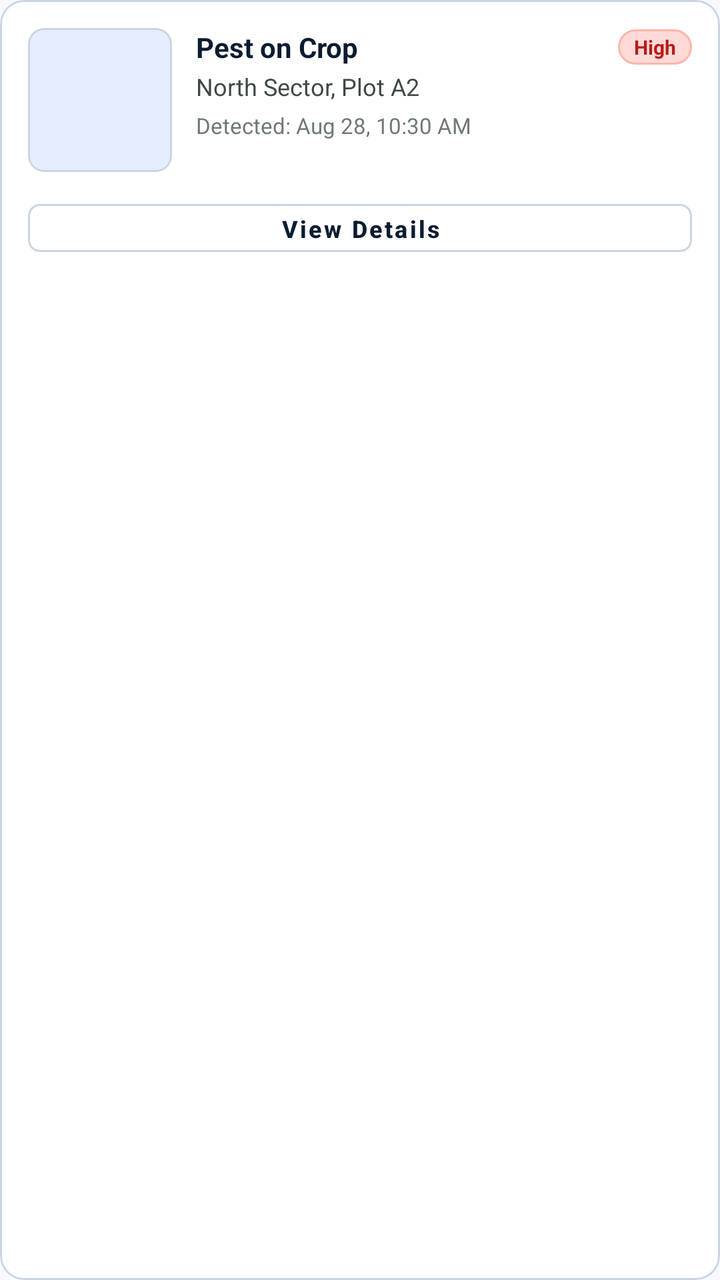
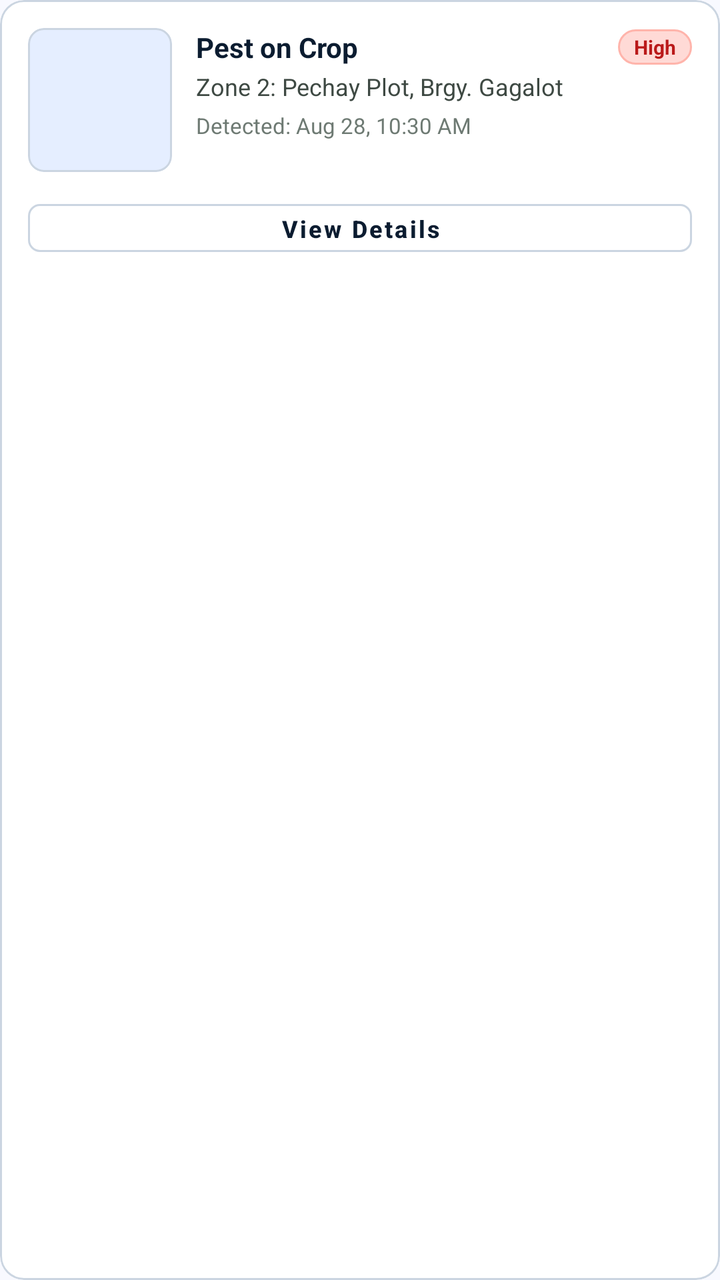

Before-and-after screenshots of an Android layout around one commit, followed by the original layout XML and the change that was made.
<!-- AndroidManifest.xml: application theme Theme.AgriMonitor -->
<!-- res/layout/item_recent_detection_card.xml -->
<?xml version="1.0" encoding="utf-8"?>
<com.google.android.material.card.MaterialCardView xmlns:android="http://schemas.android.com/apk/res/android"
    xmlns:app="http://schemas.android.com/apk/res-auto"
    android:id="@+id/cardRecentDetection"
    android:layout_width="match_parent"
    android:layout_height="wrap_content"
    android:layout_marginBottom="12dp"
    app:cardCornerRadius="12dp"
    app:cardElevation="0dp"
    app:strokeColor="@color/outline_variant"
    app:strokeWidth="1dp"
    app:cardBackgroundColor="@color/surface_container_lowest">

    <LinearLayout
        android:layout_width="match_parent"
        android:layout_height="wrap_content"
        android:orientation="vertical"
        android:padding="14dp">

        <LinearLayout
            android:layout_width="match_parent"
            android:layout_height="wrap_content"
            android:orientation="horizontal"
            android:gravity="top">

            
            <com.google.android.material.card.MaterialCardView
                android:layout_width="72dp"
                android:layout_height="72dp"
                app:cardCornerRadius="8dp"
                app:cardElevation="0dp"
                app:strokeColor="@color/outline_variant"
                app:strokeWidth="1dp"
                app:cardBackgroundColor="@color/surface_container">

                <ImageView
                    android:id="@+id/ivRecentPestThumb"
                    android:layout_width="match_parent"
                    android:layout_height="match_parent"
                    android:scaleType="centerCrop"
                    android:contentDescription="Pest Specimen Thumbnail" />
            </com.google.android.material.card.MaterialCardView>

            <LinearLayout
                android:layout_width="0dp"
                android:layout_height="wrap_content"
                android:layout_weight="1"
                android:layout_marginStart="12dp"
                android:orientation="vertical">

                <LinearLayout
                    android:layout_width="match_parent"
                    android:layout_height="wrap_content"
                    android:gravity="center_vertical">

                    <TextView
                        android:id="@+id/tvRecentPestName"
                        android:layout_width="0dp"
                        android:layout_height="wrap_content"
                        android:layout_weight="1"
                        android:text="Pest on Crop"
                        android:textSize="14sp"
                        android:textStyle="bold"
                        android:textColor="@color/on_surface"
                        android:singleLine="true" />

                    <TextView
                        android:id="@+id/tvRecentSeverityBadge"
                        android:layout_width="wrap_content"
                        android:layout_height="wrap_content"
                        android:text="High"
                        android:textSize="10sp"
                        android:textStyle="bold"
                        android:textColor="@color/error"
                        android:background="@drawable/bg_badge_error"
                        android:paddingHorizontal="8dp"
                        android:paddingVertical="2dp" />
                </LinearLayout>

                <TextView
                    android:id="@+id/tvRecentLocation"
                    android:layout_width="wrap_content"
                    android:layout_height="wrap_content"
                    android:layout_marginTop="2dp"
                    android:text="North Sector, Plot A2"
                    android:textSize="12sp"
                    android:textColor="@color/on_surface_variant" />

                <TextView
                    android:id="@+id/tvRecentDate"
                    android:layout_width="wrap_content"
                    android:layout_height="wrap_content"
                    android:layout_marginTop="4dp"
                    android:text="Detected: Aug 28, 10:30 AM"
                    android:textSize="11sp"
                    android:textColor="@color/outline" />
            </LinearLayout>
        </LinearLayout>

        <com.google.android.material.button.MaterialButton
            android:id="@+id/btnViewRecentDetails"
            android:layout_width="match_parent"
            android:layout_height="36dp"
            android:layout_marginTop="10dp"
            android:text="@string/view_details"
            android:textAllCaps="false"
            android:textSize="12sp"
            android:textStyle="bold"
            style="@style/Widget.MaterialComponents.Button.OutlinedButton"
            android:textColor="@color/on_surface"
            app:strokeColor="@color/outline_variant"
            app:cornerRadius="6dp" />
    </LinearLayout>
</com.google.android.material.card.MaterialCardView>
<!-- resources referenced by this layout -->
<resources>
  <color name="error">#BA1A1A</color>
  <color name="on_surface">#0B1C30</color>
  <color name="on_surface_variant">#3E4943</color>
  <color name="outline">#6E7A73</color>
  <color name="outline_variant">#CBD5E1</color>
  <color name="surface_container">#E5EEFF</color>
  <color name="surface_container_lowest">#FFFFFF</color>
  <!-- drawable bg_badge_error (drawable) -->
  <?xml version="1.0" encoding="utf-8"?>
  <shape xmlns:android="http://schemas.android.com/apk/res/android"
      android:shape="rectangle">
      <solid android:color="@color/error_container" />
      <corners android:radius="16dp" />
      <stroke
          android:width="1dp"
          android:color="#FFB4AB" />
  </shape>
  <string name="view_details">View Details</string>
  <style name="Theme.AgriMonitor" parent="Theme.MaterialComponents.DayNight.NoActionBar">
          
          <item name="colorPrimary">@color/primary</item>
          <item name="colorPrimaryVariant">@color/primary_variant</item>
          <item name="colorOnPrimary">@color/on_primary</item>
          <item name="colorSecondary">@color/secondary</item>
          <item name="colorOnSecondary">@color/on_secondary</item>
          <item name="android:statusBarColor">@color/surface</item>
          <item name="android:windowLightStatusBar">true</item>
          <item name="android:windowBackground">@color/surface</item>
          <item name="android:textColorPrimary">@color/on_surface</item>
          <item name="android:textColorSecondary">@color/on_surface_variant</item>
      </style>
  <color name="error_container">#FFDAD6</color>
  <color name="primary">#005D42</color>
  <color name="primary_variant">#004530</color>
  <color name="on_primary">#FFFFFF</color>
  <color name="secondary">#006E2D</color>
  <color name="on_secondary">#FFFFFF</color>
  <color name="surface">#F8F9FF</color>
</resources>

<!-- the commit's change to res/layout/item_recent_detection_card.xml (unified diff, before → after) -->
@@ -82,7 +82,7 @@
                     android:layout_width="wrap_content"
                     android:layout_height="wrap_content"
                     android:layout_marginTop="2dp"
-                    android:text="North Sector, Plot A2"
+                    android:text="Zone 2: Pechay Plot, Brgy. Gagalot"
                     android:textSize="12sp"
                     android:textColor="@color/on_surface_variant" />
 
